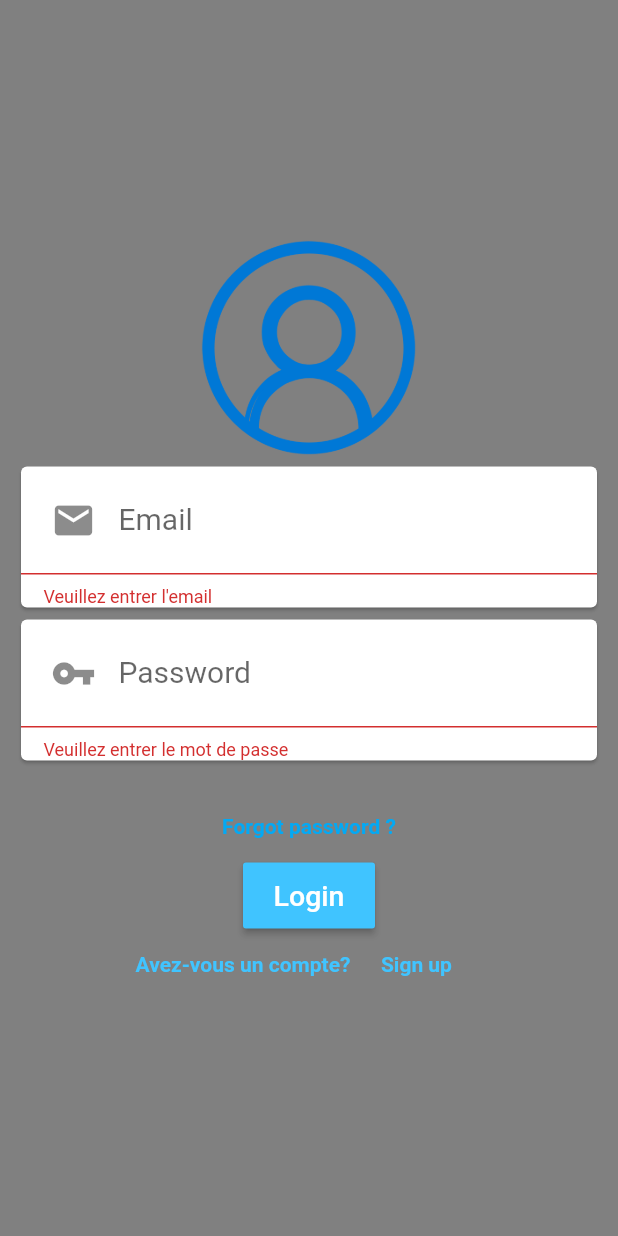
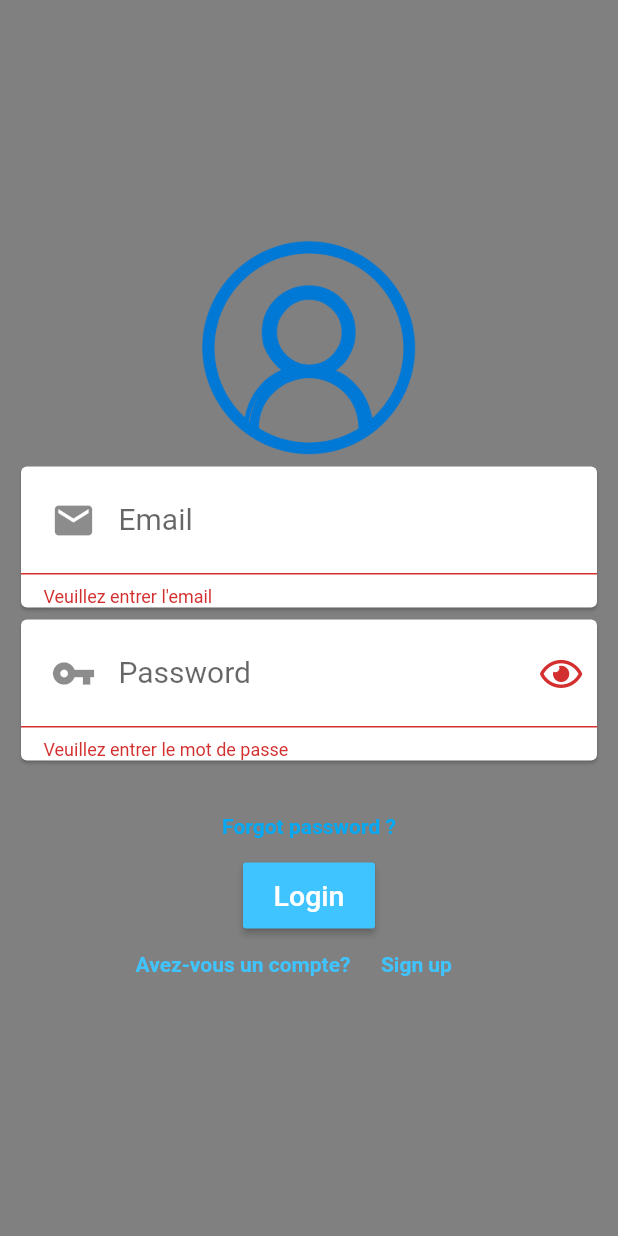
Before and after one commit to Mister-Clo/flutter-login-register-forms, a Flutter app: the Login screen opened directly, after a tap on "Login", on a phone screen of 412 x 824 dp. Run offline on Flutter 3.47's test engine with Material 2 defaults, Android fonts, the phone set to English and light mode, and no system bars; our stand-ins replace font_awesome_flutter, shared_preferences; accounts and stored records are empty; network calls fail.

Commit message:
Saving user in shared_preferences and redirection to home page or login page via wrapper

```diff
--- a/lib/main.dart
+++ b/lib/main.dart
@@ -4,6 +4,7 @@ import 'dart:convert';
 import 'package:flutter/material.dart';
 import 'package:http/http.dart' as http;
 import 'package:http_requests/pages/login.dart';
+import 'package:http_requests/wrapper.dart';
 
 Future<Album> fetchAlbum() async {
   final response =
@@ -62,7 +63,7 @@ class _MyAppState extends State<MyApp> {
       theme: ThemeData(
         primarySwatch: Colors.blue,
       ),
-      home: Login(),
+      home: Wrapper(),
       /*Scaffold(
         appBar: AppBar(
           title: Text('Fetch Data Example'),
--- a/lib/pages/login.dart
+++ b/lib/pages/login.dart
@@ -1,6 +1,9 @@
 import 'package:flutter/material.dart';
+import 'package:http_requests/home.dart';
+import 'package:http_requests/model/userModel.dart';
 import 'package:http_requests/pages/register.dart';
 import 'package:http_requests/services/authService.dart';
+import 'package:font_awesome_flutter/font_awesome_flutter.dart';
 
 class Login extends StatefulWidget {
   @override
@@ -15,11 +18,12 @@ class _LoginState extends State<Login> {
  bool connected = false;
  void login() async{
    if(_key.currentState.validate()){
-
        final response =  await AuthService.login(email.text, password.text);
        if(response["statut"]==1){
+         await UserModel.saveUser(UserModel.fromJson(response));
          connected = true;
          message = response["message"];
+         Navigator.of(context).push(MaterialPageRoute(builder: (g)=> Home()));
          setState(() {});
        }else{
          connected = false;
@@ -66,7 +70,7 @@ class _LoginState extends State<Login> {
                   validator: (e)=>e.isEmpty?"Veuillez entrer le mot de passe":null,
                   controller: password,
                   style: TextStyle(fontSize: 20),
-                  obscureText: true,
+                  obscureText: visible,
                   decoration: InputDecoration(
                       contentPadding: EdgeInsets.all(15),
                       prefixIcon: Padding(
@@ -75,6 +79,13 @@ class _LoginState extends State<Login> {
                           Icons.vpn_key,
                           size: 30,
                         ),
+                      ),
+                      suffixIcon: Padding(
+                        padding: const EdgeInsets.only(left: 20),
+                        child: IconButton(
+                          icon: visible ? FaIcon(FontAwesomeIcons.eye,size: 25,) : FaIcon(FontAwesomeIcons.eyeSlash,size: 25,) ,
+                          onPressed: toggle_password,
+                        )
                       ),
                       labelText: 'Password',
                       hintText: "Mot de passe"),
@@ -120,4 +131,11 @@ class _LoginState extends State<Login> {
       ))),
     );
   }
+  bool visible = true;
+  void toggle_password(){
+   visible = !visible;
+   setState(() {
+
+   });
+  }
 }
--- a/pubspec.yaml
+++ b/pubspec.yaml
@@ -24,6 +24,8 @@ dependencies:
   flutter:
     sdk: flutter
   http: ^0.12.2
+  font_awesome_flutter: 8.11.0
+  shared_preferences: 0.5.12
 
   # The following adds the Cupertino Icons font to your application.
   # Use with the CupertinoIcons class for iOS style icons.
```
Also changed, not shown: lib/home.dart (added, +15 -0 lines), lib/model/userModel.dart (+36 -1 lines), lib/wrapper.dart (added, +43 -0 lines), pubspec.lock.
